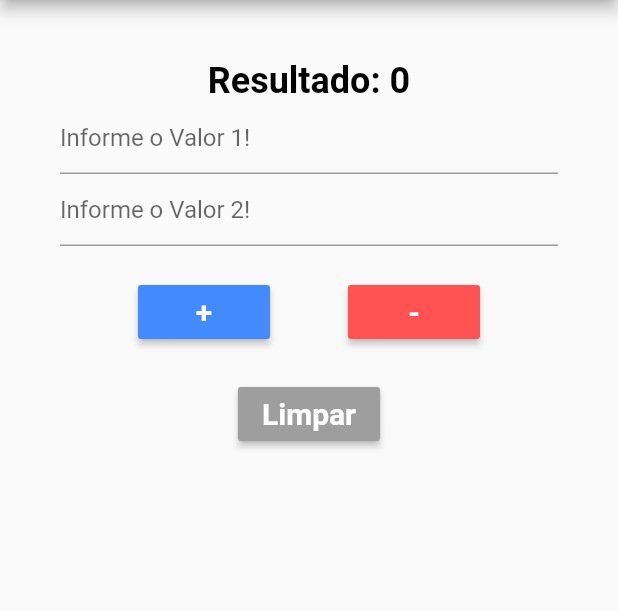
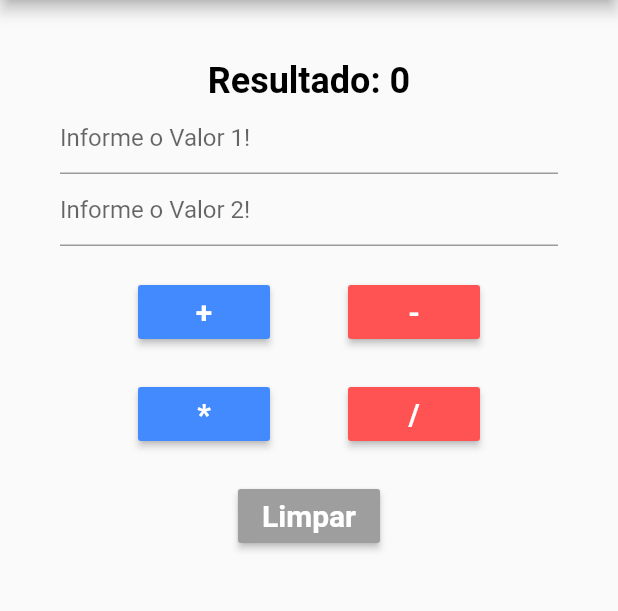
Before and after one commit to tiagoluiz23/desenvAppFlutter, a Flutter app: the screen it shows after launch, on a phone screen of 412 x 824 dp, the part 84-695 px from its top. Run offline on Flutter 3.47's test engine with Material 2 defaults, Android fonts, the phone set to English and light mode, and no system bars.

```diff
--- a/app_calculadora/lib/Calculadora.dart
+++ b/app_calculadora/lib/Calculadora.dart
@@ -49,7 +49,7 @@ class CalculadoraState extends State<Calculadora> {
               controller: t2,
             ),
 
-            Padding(padding: const EdgeInsets.only(top: 20)),
+            const Padding(padding: EdgeInsets.only(top: 20)),
             /*espaçamento*/
 
             Row(
@@ -82,8 +82,40 @@ class CalculadoraState extends State<Calculadora> {
               ],
             ),
 
+            const Padding(padding: EdgeInsets.only(top: 20)),
+            /*espaçamento*/
+            Row(
+              mainAxisAlignment: MainAxisAlignment.spaceEvenly,
+              children: <Widget>[
+                MaterialButton(
+                  color: Colors.blueAccent,
+                  onPressed: multiplicar,
+                  child: const Text(
+                    "*",
+                    style: TextStyle(
+                      fontSize: 20,
+                      fontWeight: FontWeight.bold,
+                      color: Colors.white,
+                    ),
+                  ),
+                ),
+                MaterialButton(
+                  color: Colors.redAccent,
+                  onPressed: dividir,
+                  child: const Text(
+                    "/",
+                    style: TextStyle(
+                      fontSize: 20,
+                      fontWeight: FontWeight.bold,
+                      color: Colors.white,
+                    ),
+                  ),
+                ),
+              ],
+            ),
+
             //espacamento depois dos botoes
-            Padding(padding: const EdgeInsets.only(top: 20)),
+            const Padding(padding: EdgeInsets.only(top: 20)),
 
             Row(
               mainAxisAlignment: MainAxisAlignment.spaceEvenly,
@@ -110,9 +142,9 @@ class CalculadoraState extends State<Calculadora> {
 
   /*ATRIBUTOS */
   // ignore: prefer_typing_uninitialized_variables
-  var num1;
-  var num2;
-  var resultado = 0;
+  num num1 = 0;
+  num num2 = 0;
+  num resultado = 0;
 
   //Converter o tipo do texto
   TextEditingController t1 = TextEditingController(text: "");
@@ -121,9 +153,33 @@ class CalculadoraState extends State<Calculadora> {
   /*METODOS*/
   void somar() {
     setState(() {
-      num1 = int.parse(t1.text);
-      num2 = int.parse(t2.text);
-      resultado = num1 + num2;
+      num1 = num.parse(t1.text);
+      num2 = num.parse(t2.text);
+      resultado = num.parse((num1 + num2).toStringAsFixed(2));
+    });
+  }
+
+  void multiplicar() {
+    setState(() {
+      num1 = num.parse(t1.text);
+      num2 = num.parse(t2.text);
+      resultado = num.parse((num1 * num2).toStringAsFixed(2));
+    });
+  }
+
+  void subtrair() {
+    setState(() {
+      num1 = num.parse(t1.text);
+      num2 = num.parse(t2.text);
+      resultado = num.parse((num1 - num2).toStringAsFixed(2));
+    });
+  }
+
+  void dividir() {
+    setState(() {
+      num1 = num.parse(t1.text);
+      num2 = num.parse(t2.text);
+      resultado = num.parse((num1 / num2).toStringAsFixed(2));
     });
   }
 
@@ -134,12 +190,4 @@ class CalculadoraState extends State<Calculadora> {
       resultado = 0;
     });
   }
-
-  void subtrair() {
-    setState(() {
-      num1 = int.parse(t1.text);
-      num2 = int.parse(t2.text);
-      resultado = num1 - num2;
-    });
-  }
 }
--- a/app_calculadora/lib/main.dart
+++ b/app_calculadora/lib/main.dart
@@ -13,6 +13,6 @@ class MyApp extends StatelessWidget {
     return MaterialApp(
         title: "Calculadora Simples",
         theme: ThemeData(primarySwatch: Colors.blue),
-        home: Calculadora());
+        home: const Calculadora());
   }
 }
```
